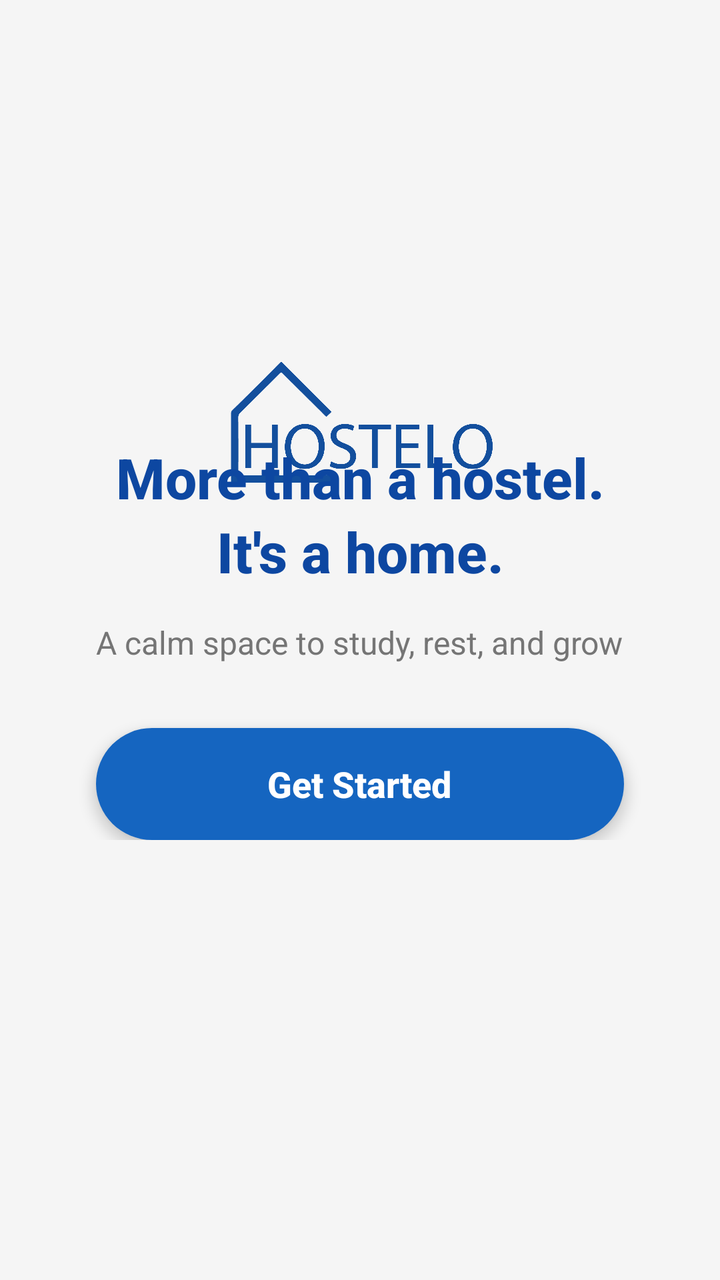
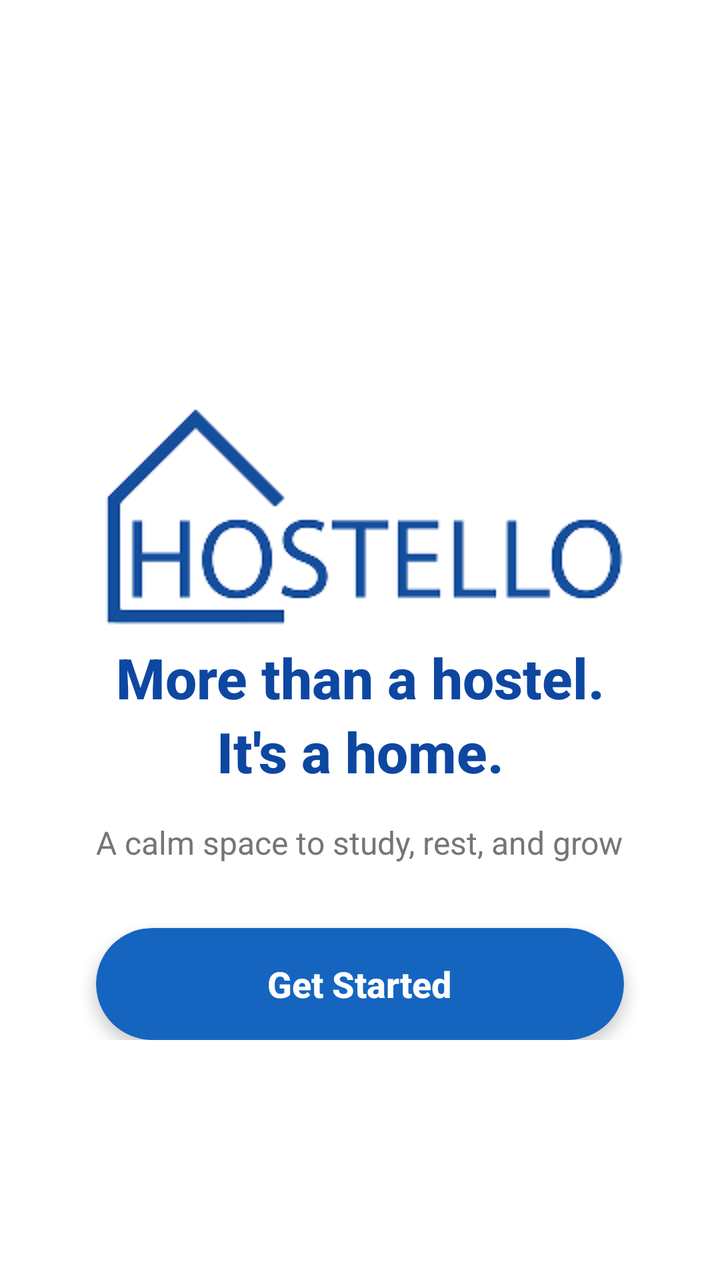

Compare the two renders of this Android layout. The source of the first and the diff that turns it into the second are given below.
<!-- AndroidManifest.xml: application theme Theme.Hostello -->
<!-- res/layout/activity_intro.xml -->
<?xml version="1.0" encoding="utf-8"?>
<RelativeLayout xmlns:android="http://schemas.android.com/apk/res/android"
    xmlns:app="http://schemas.android.com/apk/res-auto"
    android:layout_width="match_parent"
    android:layout_height="match_parent"
    android:background="#F5F5F5">

    
    <ImageView
        android:id="@+id/logo"
        android:layout_width="320dp"
        android:layout_height="200dp"
        android:layout_centerHorizontal="true"
        android:layout_marginTop="120dp"
        android:src="@drawable/host_logo_02"
        android:scaleType="fitCenter"
        android:contentDescription="Hostello Logo" />

    
    <LinearLayout
        android:layout_width="match_parent"
        android:layout_height="wrap_content"
        android:layout_centerInParent="true"
        android:orientation="vertical"
        android:gravity="center"
        android:paddingLeft="32dp"
        android:paddingRight="32dp">

        
        <TextView
            android:id="@+id/main_heading"
            android:layout_width="wrap_content"
            android:layout_height="wrap_content"
            android:text="More than a hostel.\nIt's a home."
            android:textSize="28sp"
            android:textColor="#0D47A1"
            android:textStyle="bold"
            android:gravity="center"
            android:lineSpacingExtra="4dp"
            android:fontFamily="sans-serif-medium" />

        
        <TextView
            android:id="@+id/subtitle"
            android:layout_width="wrap_content"
            android:layout_height="wrap_content"
            android:layout_marginTop="16dp"
            android:text="A calm space to study, rest, and grow"
            android:textSize="16sp"
            android:textColor="#757575"
            android:gravity="center"
            android:fontFamily="sans-serif" />

        
        <androidx.cardview.widget.CardView
            android:id="@+id/get_started_button"
            android:layout_width="match_parent"
            android:layout_height="56dp"
            android:layout_marginTop="32dp"
            android:layout_marginLeft="16dp"
            android:layout_marginRight="16dp"
            app:cardCornerRadius="28dp"
            app:cardElevation="4dp"
            android:clickable="true"
            android:focusable="true"
            android:foreground="?android:attr/selectableItemBackground">

            <RelativeLayout
                android:layout_width="match_parent"
                android:layout_height="match_parent"
                android:background="#1565C0">

                <TextView
                    android:layout_width="wrap_content"
                    android:layout_height="wrap_content"
                    android:layout_centerInParent="true"
                    android:text="Get Started"
                    android:textColor="#FFFFFF"
                    android:textSize="18sp"
                    android:textStyle="bold"
                    android:fontFamily="sans-serif-medium" />

            </RelativeLayout>

        </androidx.cardview.widget.CardView>

    </LinearLayout>

</RelativeLayout>
<!-- resources referenced by this layout -->
<resources>
  <!-- drawable host_logo_02: png bitmap (drawable, 61729 bytes) -->
  <style name="Theme.Hostello" parent="Base.Theme.Hostello" />
  <style name="Base.Theme.Hostello" parent="Theme.Material3.DayNight.NoActionBar">
          <item name="colorPrimary">@color/black</item>
      </style>
  <color name="black">#FF000000</color>
</resources>

<!-- the commit's change to res/layout/activity_intro.xml (unified diff, before → after) -->
@@ -3,41 +3,42 @@
     xmlns:app="http://schemas.android.com/apk/res-auto"
     android:layout_width="match_parent"
     android:layout_height="match_parent"
-    android:background="#F5F5F5">
+    android:background="#FFFFFF">
 
     
     <ImageView
         android:id="@+id/logo"
-        android:layout_width="320dp"
-        android:layout_height="200dp"
-        android:layout_centerHorizontal="true"
-        android:layout_marginTop="120dp"
-        android:src="@drawable/host_logo_02"
+        android:layout_width="match_parent"
+        android:layout_height="wrap_content"
+        android:layout_alignParentTop="true"
+        android:layout_marginTop="80dp"
+        android:contentDescription="@string/logo"
         android:scaleType="fitCenter"
-        android:contentDescription="Hostello Logo" />
+        app:srcCompat="@drawable/splash" />
 
     
     <LinearLayout
         android:layout_width="match_parent"
         android:layout_height="wrap_content"
-        android:layout_centerInParent="true"
+        android:layout_alignParentBottom="true"
+        android:layout_marginBottom="120dp"
         android:orientation="vertical"
         android:gravity="center"
-        android:paddingLeft="32dp"
-        android:paddingRight="32dp">
+        android:paddingStart="32dp"
+        android:paddingEnd="32dp">
 
         
         <TextView
             android:id="@+id/main_heading"
-            android:layout_width="wrap_content"
+            android:layout_width="match_parent"
             android:layout_height="wrap_content"
+            android:fontFamily="sans-serif-medium"
             android:text="More than a hostel.\nIt's a home."
+            android:textAlignment="center"
+            android:textColor="@color/dark_blue"
             android:textSize="28sp"
-            android:textColor="#0D47A1"
             android:textStyle="bold"
-            android:gravity="center"
-            android:lineSpacingExtra="4dp"
-            android:fontFamily="sans-serif-medium" />
+            android:lineSpacingExtra="4dp" />
 
         
         <TextView
@@ -57,30 +58,24 @@
             android:layout_width="match_parent"
             android:layout_height="56dp"
             android:layout_marginTop="32dp"
-            android:layout_marginLeft="16dp"
-            android:layout_marginRight="16dp"
+            android:layout_marginStart="16dp"
+            android:layout_marginEnd="16dp"
             app:cardCornerRadius="28dp"
             app:cardElevation="4dp"
+            app:cardBackgroundColor="#1565C0"
             android:clickable="true"
             android:focusable="true"
             android:foreground="?android:attr/selectableItemBackground">
 
-            <RelativeLayout
-                android:layout_width="match_parent"
-                android:layout_height="match_parent"
-                android:background="#1565C0">
-
-                <TextView
-                    android:layout_width="wrap_content"
-                    android:layout_height="wrap_content"
-                    android:layout_centerInParent="true"
-                    android:text="Get Started"
-                    android:textColor="#FFFFFF"
-                    android:textSize="18sp"
-                    android:textStyle="bold"
-                    android:fontFamily="sans-serif-medium" />
-
-            </RelativeLayout>
+            <TextView
+                android:layout_width="wrap_content"
+                android:layout_height="wrap_content"
+                android:layout_gravity="center"
+                android:text="Get Started"
+                android:textColor="#FFFFFF"
+                android:textSize="18sp"
+                android:textStyle="bold"
+                android:fontFamily="sans-serif-medium" />
 
         </androidx.cardview.widget.CardView>
 
<!-- resource entries referenced after the edit -->
@@ -1,6 +1,8 @@
 <!-- resources referenced by this layout -->
 <resources>
-  <!-- drawable host_logo_02: png bitmap (drawable, 61729 bytes) -->
+  <color name="dark_blue">#0D47A1</color>
+  <!-- drawable splash: png bitmap (drawable, 10392 bytes) -->
+  <string name="logo">Hostello Logo</string>
   <style name="Theme.Hostello" parent="Base.Theme.Hostello" />
   <style name="Base.Theme.Hostello" parent="Theme.Material3.DayNight.NoActionBar">
           <item name="colorPrimary">@color/black</item>
